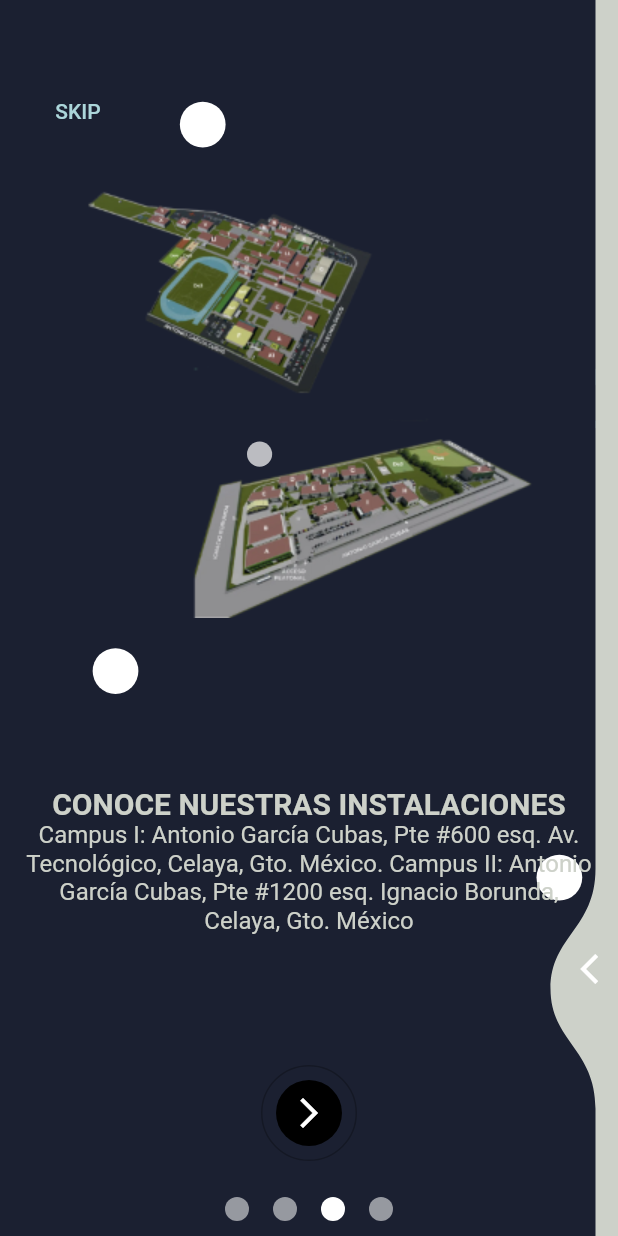
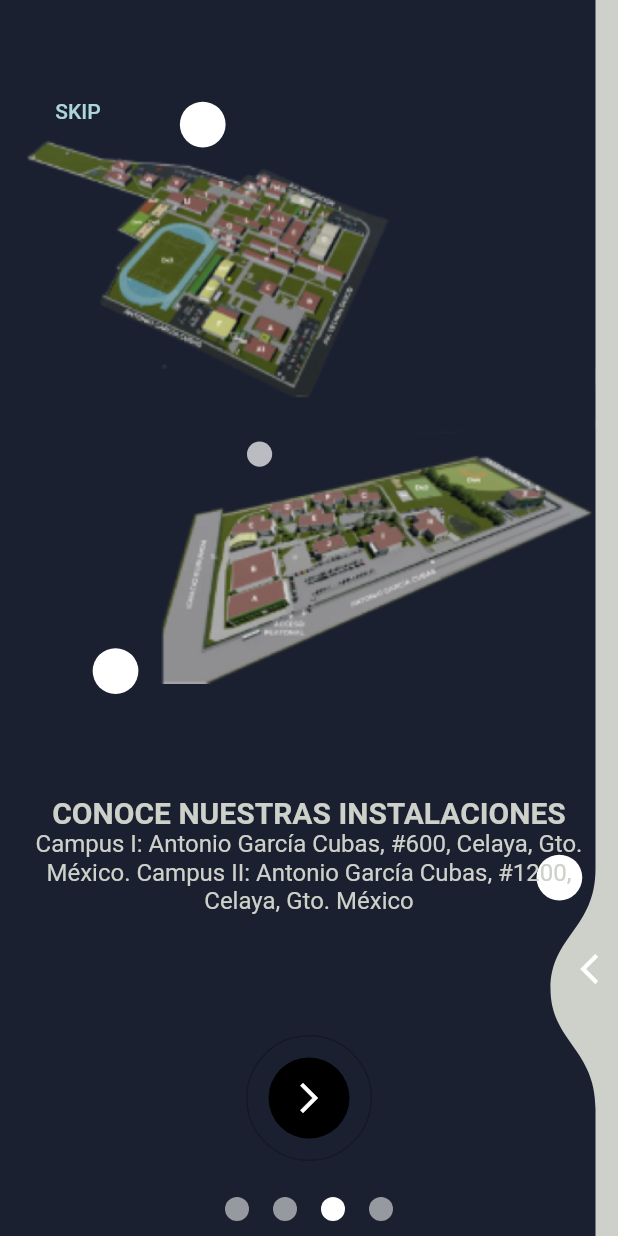
Before and after one commit to noravazquez/pmsn, a Flutter app: the screen it shows after launch, swiped to page 3, on a phone screen of 412 x 824 dp. Run offline on Flutter 3.47's test engine with Material 2 defaults, Android fonts, the light colour scheme and no system bars; drawn by our look-alikes of liquid_swipe, smooth_page_indicator; our stand-ins replace email_validator, google_fonts, group_radio_button, image_picker, lottie, shared_preferences and 2 more; missing offline and left inert: day_night_switcher; accounts and stored records are empty.

Commit message:
Cambio de tamaño de nuevo

```diff
--- a/lib/screens/on_boarging_screen.dart
+++ b/lib/screens/on_boarging_screen.dart
@@ -21,7 +21,7 @@ class _OnBoardingScreenState extends State<OnBoardingScreen> {
         model: OnBoardingModel(
             title: 'TECNM en Celaya',
             subtitle:
-                'Somos una Institución de Educación Superior, consolidada en la Región Laja-Bajío del Estado de Guanajuato, con oferta educativa a nivel profesional, maestrías y doctorados.',
+                'Somos una Institución de Educación Superior, consolidada en la Región Laja-Bajío del Estado de Guanajuato.',
             image: AssetImage("assets/onboarding1.png"),
             backgroundColor: Color.fromRGBO(11, 23, 7, 1),
             titleColor: Color.fromRGBO(229, 235, 210, 1),
@@ -31,7 +31,7 @@ class _OnBoardingScreenState extends State<OnBoardingScreen> {
         model: OnBoardingModel(
             title: 'Oferta educativa',
             subtitle:
-                'Ingeniería ambiental, ingeniería sistemas computacionales, ingeniería en electrónica, ingeniería química, ingeniería mecánica, ingeniería bioquímica, ingeniería industrial, ingeniería mecatrónica, licenciatura en administración, ingeniería en gestión empresarial',
+                'Contamos con 9 ingenierías, 1 licenciatura y 12 posgrados',
             image: AssetImage("assets/onboarding2.png"),
             backgroundColor: Color.fromRGBO(229, 235, 210, 1),
             titleColor: Color.fromRGBO(27, 32, 49, 1),
@@ -41,7 +41,7 @@ class _OnBoardingScreenState extends State<OnBoardingScreen> {
         model: OnBoardingModel(
             title: 'Conoce nuestras instalaciones',
             subtitle:
-                'Campus I: Antonio García Cubas, Pte #600 esq. Av. Tecnológico, Celaya, Gto. México. Campus II: Antonio García Cubas, Pte #1200 esq. Ignacio Borunda, Celaya, Gto. México',
+                'Campus I: Antonio García Cubas, #600, Celaya, Gto. México. Campus II: Antonio García Cubas, #1200, Celaya, Gto. México',
             image: AssetImage("assets/onboarding3.png"),
             backgroundColor: Color.fromRGBO(27, 32, 49, 1),
             titleColor: Color.fromRGBO(205, 209, 201, 1),
@@ -50,8 +50,7 @@ class _OnBoardingScreenState extends State<OnBoardingScreen> {
     OnBoardingPageWidget(
         model: OnBoardingModel(
             title: 'Rumbo al 65 aniversario',
-            subtitle:
-                'Institución pública de educación, fundada en 1958, iniciando servicios desde secundaria técnica. Actualmente dedicada a la educación superior en niveles de licenciatura, maestría y doctorado.',
+            subtitle: 'Institución pública de educación, fundada en 1958.',
             image: AssetImage("assets/onboarding4.png"),
             backgroundColor: Color.fromRGBO(205, 209, 201, 1),
             titleColor: Color.fromRGBO(11, 23, 7, 1),
@@ -83,10 +82,10 @@ class _OnBoardingScreenState extends State<OnBoardingScreen> {
               style: ElevatedButton.styleFrom(
                   side: BorderSide(color: Colors.black26),
                   shape: CircleBorder(),
-                  padding: EdgeInsets.all(10),
+                  padding: EdgeInsets.all(15),
                   onPrimary: Colors.white),
               child: Container(
-                padding: EdgeInsets.all(10.0),
+                padding: EdgeInsets.all(15.0),
                 decoration:
                     BoxDecoration(color: Colors.black, shape: BoxShape.circle),
                 child: Icon(Icons.arrow_forward_ios),
--- a/lib/widgets/on_boarding_card.dart
+++ b/lib/widgets/on_boarding_card.dart
@@ -68,7 +68,7 @@ class MobileScreen extends StatelessWidget {
                     textAlign: TextAlign.center,
                   ),
                   SizedBox(
-                    height: 130,
+                    height: 140,
                   )
                 ],
               ),
```
Also changed, not shown: assets/onboarding1.png, assets/onboarding2.png, assets/onboarding3.png, assets/onboarding4.png.
